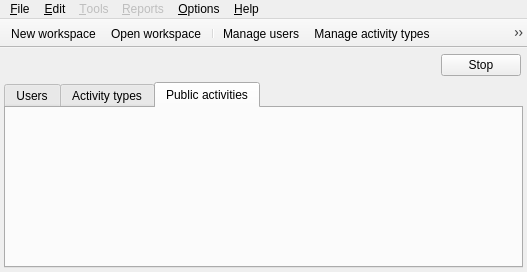
First picture: the form in Srt.QT/tt3-skin-admin/MainFrame.ui, repository akapustiatyahoocouk/TimeTracker3, before the edit.
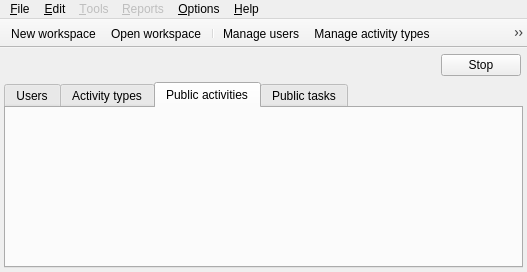
Second picture: the form after the edit. The open tabs and pages were chosen to show the change. Icons and pictures are not drawn.

The edit to the form file:
```diff
--- a/Srt.QT/tt3-skin-admin/MainFrame.ui
+++ b/Srt.QT/tt3-skin-admin/MainFrame.ui
@@ -71,6 +71,15 @@
         <string>Public activities</string>
        </attribute>
       </widget>
+      <widget class="QWidget" name="managePublicTasksTab">
+       <attribute name="icon">
+        <iconset resource="tt3-skin-admin.qrc">
+         <normaloff>:/tt3-skin-admin/Resources/Images/Objects/PublicTaskSmall.png</normaloff>:/tt3-skin-admin/Resources/Images/Objects/PublicTaskSmall.png</iconset>
+       </attribute>
+       <attribute name="title">
+        <string>Public tasks</string>
+       </attribute>
+      </widget>
      </widget>
     </item>
     <item row="0" column="0">
```
Left out of the diff: 2 changed lines with no effect on the pictures.
